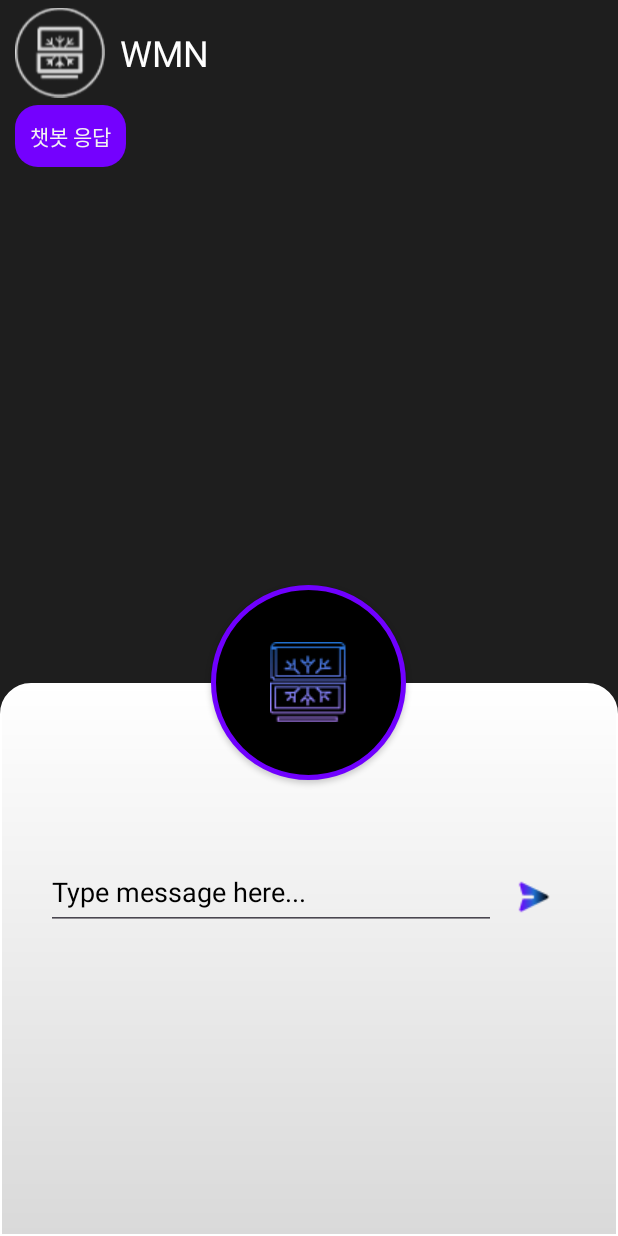
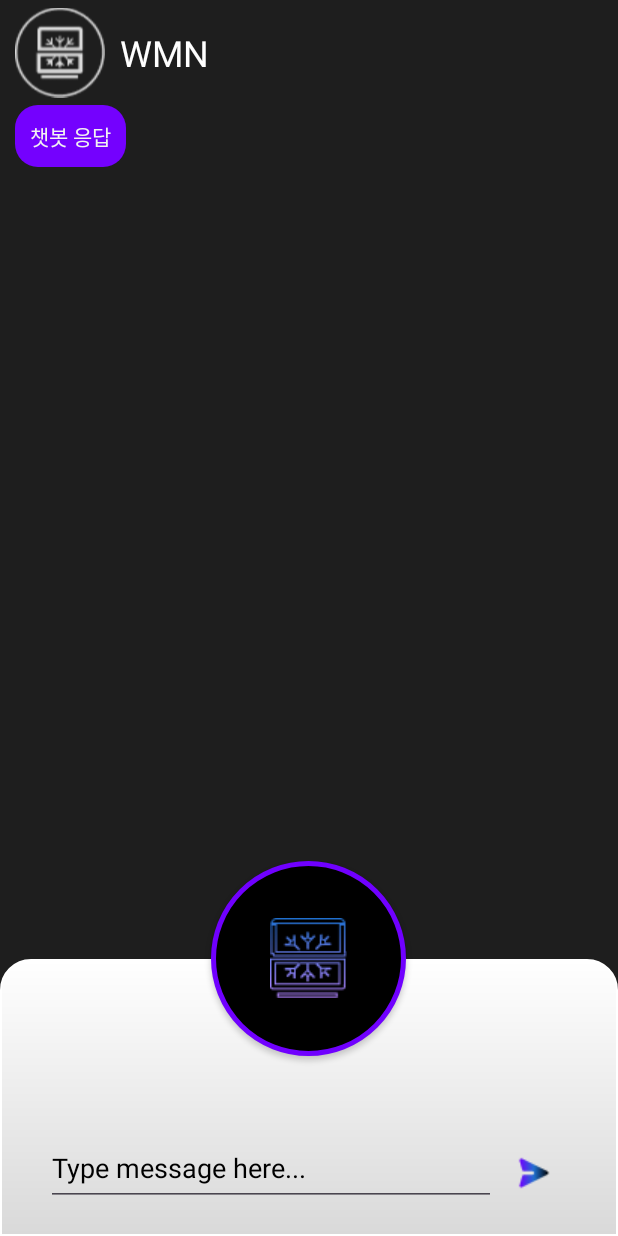
Before and after one commit to TeamDanSok/WMNClient-Android-, an Android app: the ChatActivity screen opened directly, with no data from a screen before it, on a phone screen of 412 x 824 dp. Run offline under Robolectric (Android 15) with nearby library versions, the light colour scheme and no system bars; 1 statement that could not run was skipped.

Commit message:
chat xml 변경

```diff
--- a/app/src/main/res/layout/activity_chat.xml
+++ b/app/src/main/res/layout/activity_chat.xml
@@ -7,6 +7,7 @@
     android:orientation="vertical"
     android:background="#1E1E1E"
     tools:context=".activity.MainActivity">
+
     <LinearLayout
         android:layout_width="match_parent"
         android:layout_height="70dp"
@@ -27,15 +28,20 @@
             android:textColor="@color/white"
             android:text="WMN" />
     </LinearLayout>
+
+    <RelativeLayout
+        android:layout_width="match_parent"
+        android:layout_height="match_parent">
     <androidx.recyclerview.widget.RecyclerView
         android:id="@+id/recycler_messages"
-        android:layout_gravity="center"
+        android:gravity="center"
         android:layout_width="match_parent"
-        android:layout_height="320dp" />
+        android:layout_height="wrap_content" />
 
     <FrameLayout
         android:layout_width="match_parent"
-        android:layout_height="match_parent">
+        android:layout_height="250dp"
+        android:layout_alignParentBottom="true">
         <FrameLayout
             android:id="@+id/moveScreen"
             android:layout_marginTop="65dp"
@@ -68,7 +74,6 @@
                     android:hint="Type message here..."
                     android:inputType="text"
                     android:textColorHint="@color/black" />
-
                 <Button
                     android:id="@+id/chatSendButton"
                     android:layout_width="50dp"
@@ -78,4 +83,5 @@
             </LinearLayout>
         </LinearLayout>
     </FrameLayout>
+    </RelativeLayout>
 </LinearLayout>
--- a/app/src/main/res/layout/activity_main.xml
+++ b/app/src/main/res/layout/activity_main.xml
@@ -45,7 +45,7 @@
 
     <FrameLayout
         android:layout_width="match_parent"
-        android:layout_height="match_parent">
+        android:layout_height="250dp">
 
         <FrameLayout
             android:id="@+id/moveScreen"
@@ -67,8 +67,6 @@
                 android:background="@drawable/micbutton"
                 android:drawableTop="@drawable/micchange"
                 android:padding="38dp" />
-
-
             <LinearLayout
                 android:layout_width="wrap_content"
                 android:layout_height="wrap_content"
@@ -76,7 +74,6 @@
                 android:layout_gravity="center_horizontal"
                 android:layout_marginTop="50dp"
                 android:orientation="horizontal">
-
                 <EditText
                     android:id="@+id/message"
                     android:layout_width="300dp"
@@ -84,16 +81,13 @@
                     android:hint="Type message here..."
                     android:inputType="text"
                     android:textColorHint="@color/black" />
-
                 <Button
                     android:id="@+id/sendButton"
                     android:layout_width="50dp"
                     android:layout_height="50dp"
                     android:background="#00000000"
                     android:drawableBottom="@drawable/send" />
-
             </LinearLayout>
         </LinearLayout>
     </FrameLayout>
-
 </LinearLayout>
```
